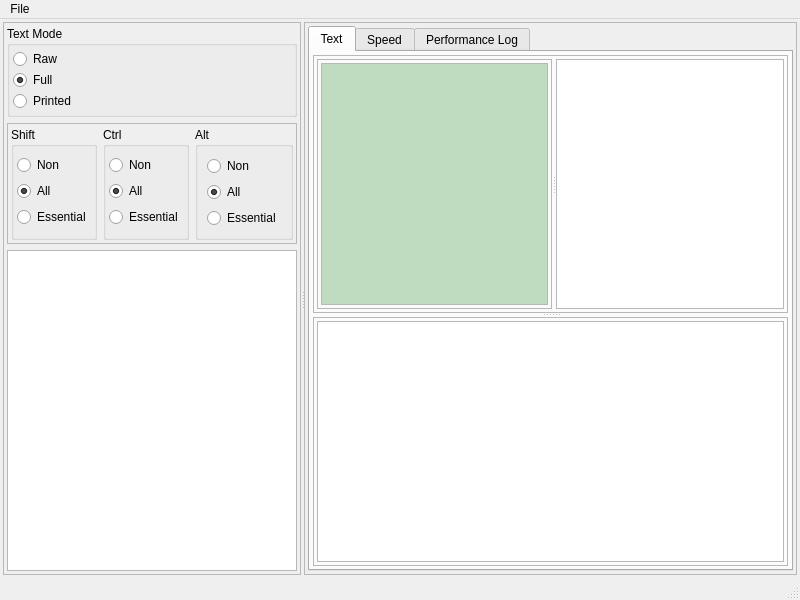
The window that Qt/MainWindow.ui (DimaTrushin/TypingAnalysis) describes before a commit, drawn with Qt 5.
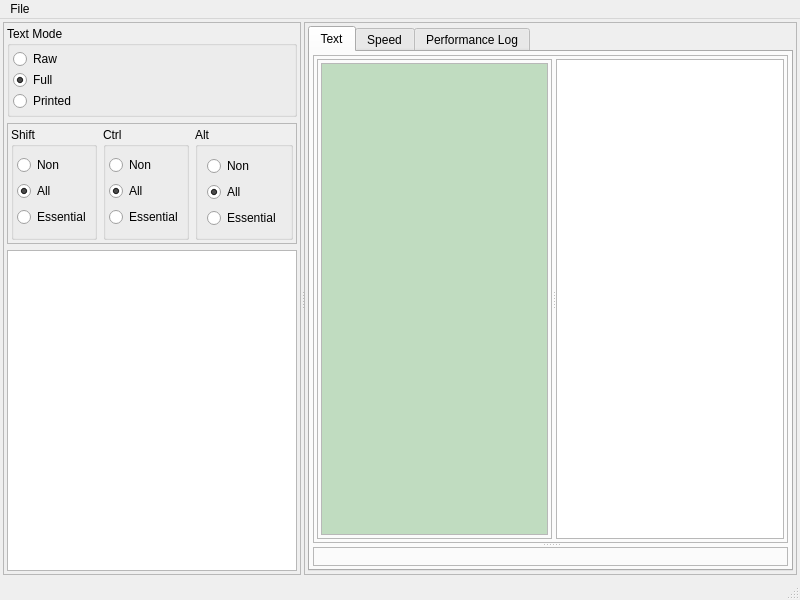
The same window after the commit.

Diff of the .ui file:
```diff
--- a/Qt/MainWindow.ui
+++ b/Qt/MainWindow.ui
@@ -479,9 +479,6 @@
                 <property name="bottomMargin">
                  <number>3</number>
                 </property>
-                <item>
-                 <widget class="QGraphicsView" name="graphicsView"/>
-                </item>
                </layout>
               </widget>
              </widget>
```
Left out of the diff: 2 changed lines with no effect on the pictures.
